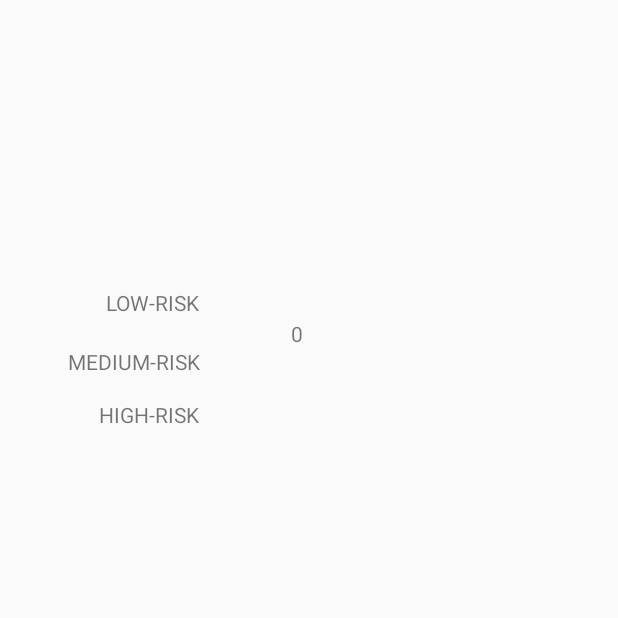
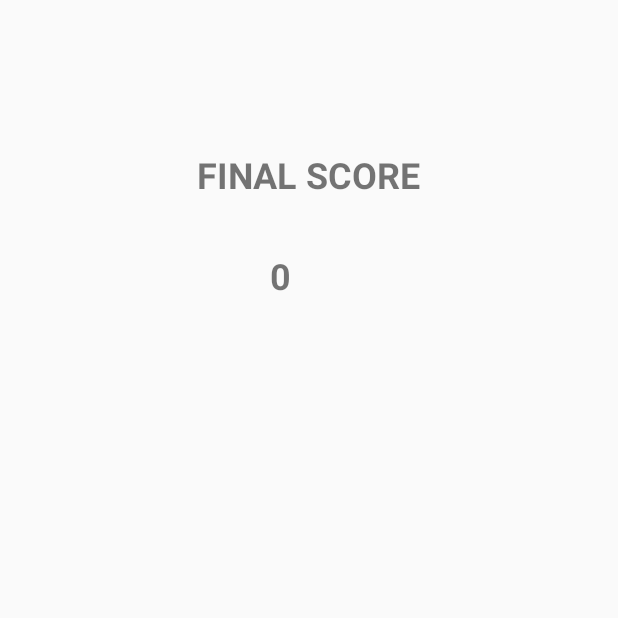
Before and after one commit to hafizhadi581/firstandroid, an Android app: the CalculateScoreActivity screen opened directly, with no data from a screen before it, on a phone screen of 412 x 824 dp, the top half of it. Run offline under Robolectric (Android 15) with nearby library versions, the phone set to English and light mode, and no system bars; Roboto replaces fonts that are not available here.

Commit message:
changed score to be larger to be viewed

```diff
--- a/app/src/main/res/layout/activity_calculate_score.xml
+++ b/app/src/main/res/layout/activity_calculate_score.xml
@@ -8,49 +8,30 @@
     android:orientation="vertical">
 
     <TextView
-        android:id="@+id/tv_lowrisk"
+        android:id="@+id/tv_highrisk"
         android:layout_width="wrap_content"
-        android:layout_height="wrap_content"
-        android:layout_marginTop="192dp"
-        android:text="LOW-RISK"
+        android:layout_height="35dp"
+        android:layout_marginTop="100dp"
+        android:text="FINAL SCORE"
+        android:textSize="24sp"
+        android:textStyle="bold"
         app:layout_constraintEnd_toEndOf="parent"
-        app:layout_constraintHorizontal_bias="0.201"
         app:layout_constraintStart_toStartOf="parent"
         app:layout_constraintTop_toTopOf="parent" />
 
     <TextView
-        android:id="@+id/tv_mediumrisk"
+        android:id="@+id/tv_score"
         android:layout_width="wrap_content"
-        android:layout_height="wrap_content"
-        android:layout_marginTop="20dp"
-        android:text="MEDIUM-RISK"
-        app:layout_constraintEnd_toEndOf="parent"
-        app:layout_constraintHorizontal_bias="0.139"
-        app:layout_constraintStart_toStartOf="parent"
-        app:layout_constraintTop_toBottomOf="@+id/tv_lowrisk" />
-
-    <TextView
-        android:id="@+id/tv_highrisk"
-        android:layout_width="wrap_content"
-        android:layout_height="wrap_content"
-        android:layout_marginTop="16dp"
-        android:text="HIGH-RISK"
-        app:layout_constraintEnd_toEndOf="parent"
-        app:layout_constraintHorizontal_bias="0.191"
-        app:layout_constraintStart_toStartOf="parent"
-        app:layout_constraintTop_toBottomOf="@+id/tv_mediumrisk" />
-
-    <TextView
-        android:id="@+id/tv_score"
-        android:layout_width="50dp"
         android:layout_height="50dp"
-        android:layout_marginTop="200dp"
-        android:layout_marginEnd="168dp"
+        android:layout_marginStart="180dp"
+        android:layout_marginTop="32dp"
         android:text="Score"
+        android:textStyle="bold"
+        android:textSize="24sp"
         app:layout_constraintBottom_toBottomOf="parent"
         app:layout_constraintEnd_toEndOf="parent"
-        app:layout_constraintHorizontal_bias="1.0"
-        app:layout_constraintStart_toEndOf="@+id/tv_mediumrisk"
-        app:layout_constraintTop_toTopOf="parent"
-        app:layout_constraintVertical_bias="0.022" />
+        app:layout_constraintHorizontal_bias="0.0"
+        app:layout_constraintStart_toStartOf="parent"
+        app:layout_constraintTop_toBottomOf="@+id/tv_highrisk"
+        app:layout_constraintVertical_bias="0.0" />
 </androidx.constraintlayout.widget.ConstraintLayout>
```
